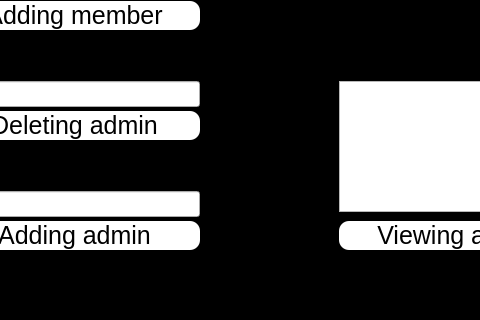
Shayanrava/APproject, file enter/project_before.ui: the form before one commit; both pictures show x 81 to 561 and y 309 to 629 of the 1166 by 629 pixel window.
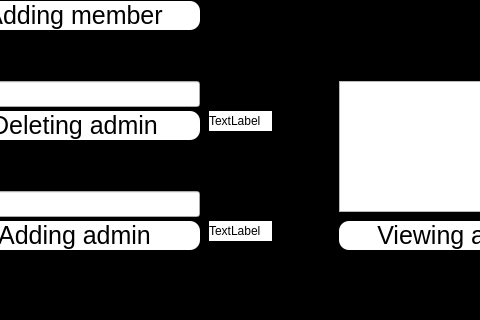
The form after the commit.

Commit message: remove a addmin add to log in to project

What changed in the file:
```diff
--- a/enter/project_before.ui
+++ b/enter/project_before.ui
@@ -471,6 +471,42 @@
     </rect>
    </property>
   </widget>
+  <widget class="QLabel" name="lbldel">
+   <property name="geometry">
+    <rect>
+     <x>290</x>
+     <y>420</y>
+     <width>63</width>
+     <height>20</height>
+    </rect>
+   </property>
+   <property name="styleSheet">
+    <string notr="true">#lbldel{
+background-color:white;
+}</string>
+   </property>
+   <property name="text">
+    <string>TextLabel</string>
+   </property>
+  </widget>
+  <widget class="QLabel" name="lbladd">
+   <property name="geometry">
+    <rect>
+     <x>290</x>
+     <y>530</y>
+     <width>63</width>
+     <height>20</height>
+    </rect>
+   </property>
+   <property name="styleSheet">
+    <string notr="true">#lbladd{
+background-color:white;
+}</string>
+   </property>
+   <property name="text">
+    <string>TextLabel</string>
+   </property>
+  </widget>
  </widget>
  <resources/>
  <connections/>
```
The commit also changes 2 other files.
